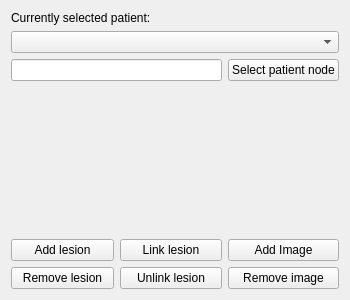
Above: Plugins/org.mitk.gui.qt.semanticrelations/src/internal/QmitkSemanticRelationsControls.ui from MITK/MITK before the change. Below: the same form after it.
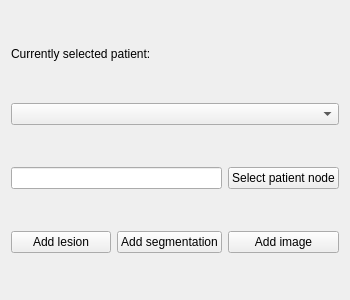
That is the form after the change. Custom widgets are drawn as their Qt base class.

The edit to the form file:
```diff
--- a/Plugins/org.mitk.gui.qt.semanticrelations/src/internal/QmitkSemanticRelationsControls.ui
+++ b/Plugins/org.mitk.gui.qt.semanticrelations/src/internal/QmitkSemanticRelationsControls.ui
@@ -30,9 +30,6 @@
    <item row="1" column="0" colspan="3">
     <widget class="QComboBox" name="caseIDComboBox"/>
    </item>
-   <item row="2" column="0" colspan="2">
-    <widget class="QLineEdit" name="selectedPatientNodeLineEdit"/>
-   </item>
    <item row="2" column="2">
     <widget class="QPushButton" name="selectPatientNodePushButton">
      <property name="text">
@@ -40,60 +37,32 @@
      </property>
     </widget>
    </item>
-      <item row="3" column="0" colspan="3">
-    <widget class="QmitkLesionInfoWidget" name="lesionInfoWidget" native="true"/>
-   </item>
-   <item row="4" column="0">
-    <widget class="QPushButton" name="addLesionPushButton">
-     <property name="text">
-      <string>Add lesion</string>
-     </property>
-    </widget>
-   </item>
-   <item row="5" column="0">
-    <widget class="QPushButton" name="removeLesionPushButton">
-     <property name="text">
-      <string>Remove lesion</string>
-     </property>
-    </widget>
-   </item>
    <item row="4" column="1">
-    <widget class="QPushButton" name="linkLesionPushButton">
+    <widget class="QPushButton" name="addSegmentationPushButton">
      <property name="text">
-      <string>Link lesion</string>
+      <string>Add segmentation</string>
      </property>
     </widget>
    </item>
-   <item row="5" column="1">
-    <widget class="QPushButton" name="unlinkLesionPushButton">
-     <property name="text">
-      <string>Unlink lesion</string>
-     </property>
-    </widget>
+   <item row="2" column="0" colspan="2">
+    <widget class="QLineEdit" name="selectedPatientNodeLineEdit"/>
    </item>
    <item row="4" column="2">
     <widget class="QPushButton" name="addImagePushButton">
      <property name="text">
-      <string>Add Image</string>
+      <string>Add image</string>
      </property>
     </widget>
    </item>
-   <item row="5" column="2">
-    <widget class="QPushButton" name="removeImagePushButton">
+   <item row="4" column="0">
+    <widget class="QPushButton" name="addLesionPushButton">
      <property name="text">
-      <string>Remove image</string>
+      <string>Add lesion</string>
      </property>
     </widget>
    </item>
   </layout>
  </widget>
- <customwidgets>
-  <customwidget>
-   <class>QmitkLesionInfoWidget</class>
-   <extends>QWidget</extends>
-   <header location="global">QmitkLesionInfoWidget.h</header>
-  </customwidget>
- </customwidgets>
  <resources/>
  <connections/>
 </ui>
```
